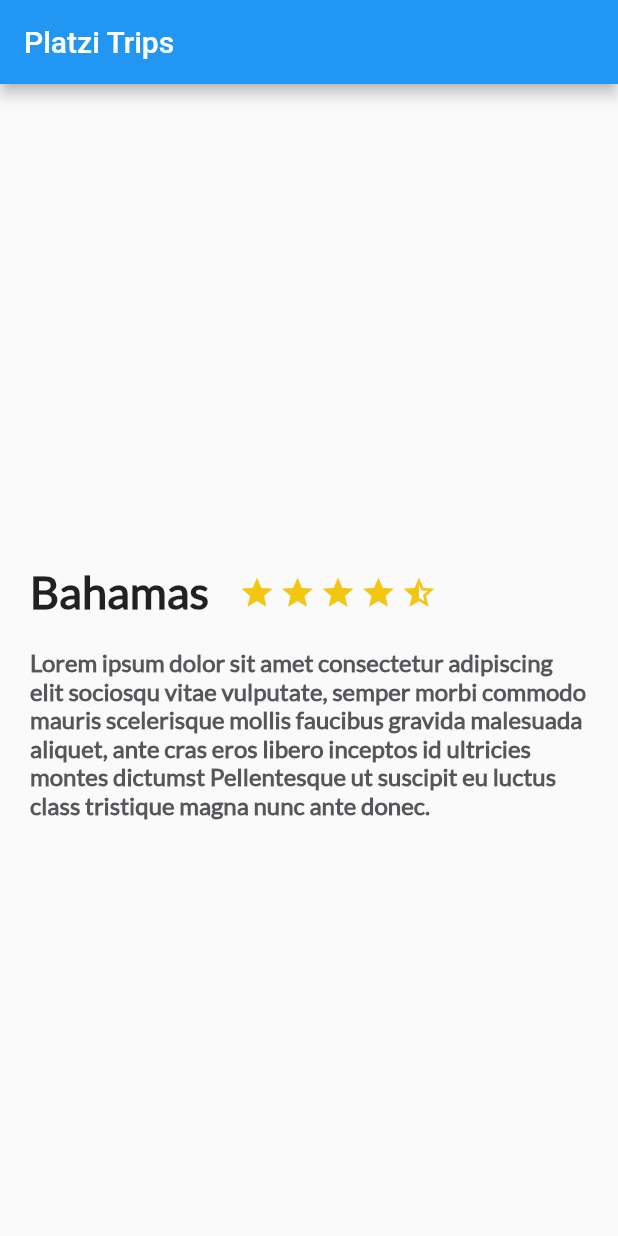
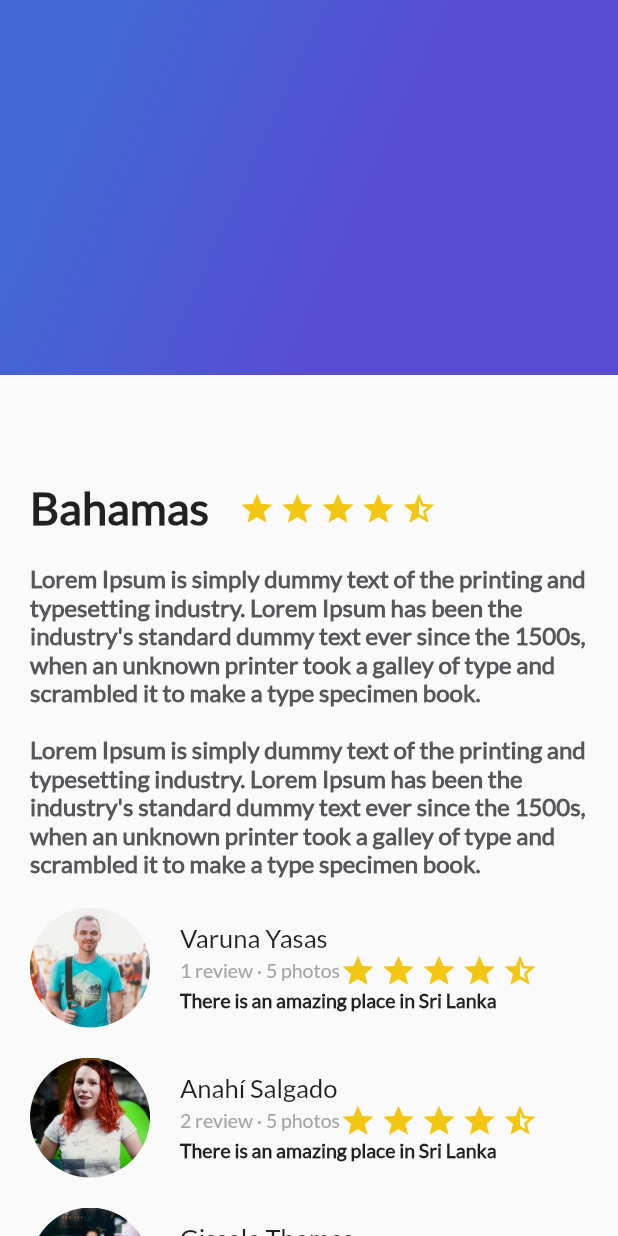
Before and after one commit to xurxodev/platzi-trips, a Flutter app: the screen it shows after launch, on a phone screen of 412 x 824 dp. Run offline on Flutter 3.47's test engine with Material 2 defaults, Android fonts, the phone set to English and light mode, and no system bars.

Commit message:
Create custom gradient toolbar

```diff
--- /dev/null
+++ b/lib/gradient_back.dart
@@ -0,0 +1,23 @@
+import 'package:flutter/material.dart';
+
+class GradientBack extends StatelessWidget {
+  @override
+  Widget build(BuildContext context) {
+    // TODO: implement build
+    return Container(
+      height: 250.0,
+      decoration: BoxDecoration(
+        gradient: LinearGradient(
+          colors: [
+            Color(0xFF4268D3),
+            Color(0xFF584CD1),
+          ],
+          begin: FractionalOffset(0.2, 0.0),
+          end: FractionalOffset(1.0, 0.6),
+          stops: [0.0, 0.6],
+          tileMode: TileMode.clamp,
+        ),
+      ),
+    );
+  }
+}
--- a/lib/main.dart
+++ b/lib/main.dart
@@ -1,9 +1,14 @@
 import 'package:flutter/material.dart';
 import 'description_place.dart';
+import 'review_list.dart';
+import 'gradient_back.dart';
 
 void main() => runApp(MyApp());
 
 class MyApp extends StatelessWidget {
+  final String descriptionDummy =
+      "Lorem Ipsum is simply dummy text of the printing and typesetting industry. Lorem Ipsum has been the industry's standard dummy text ever since the 1500s, when an unknown printer took a galley of type and scrambled it to make a type specimen book. \n\nLorem Ipsum is simply dummy text of the printing and typesetting industry. Lorem Ipsum has been the industry's standard dummy text ever since the 1500s, when an unknown printer took a galley of type and scrambled it to make a type specimen book.";
+
   // This widget is the root of your application.
   @override
   Widget build(BuildContext context) {
@@ -22,11 +27,19 @@ class MyApp extends StatelessWidget {
         primarySwatch: Colors.blue,
       ),
       home: Scaffold(
-            appBar: AppBar(
-              title: Text("Platzi Trips"),
+        body: Stack(
+          children: <Widget>[
+            ListView(
+              children: <Widget>[
+                DescriptionPlace("Bahamas", 4, descriptionDummy),
+                ReviewList()
+              ],
             ),
-            body: DescriptionPlace("Bahamas", 5,
-                "Lorem ipsum dolor sit amet consectetur adipiscing elit sociosqu vitae vulputate, semper morbi commodo mauris scelerisque mollis faucibus gravida malesuada aliquet, ante cras eros libero inceptos id ultricies montes dictumst Pellentesque ut suscipit eu luctus class tristique magna nunc ante donec.")));
+            GradientBack()
+          ],
+        ),
+      ),
+    );
   }
 }
 
```
Lines whose indentation alone changed are shown as unchanged.
